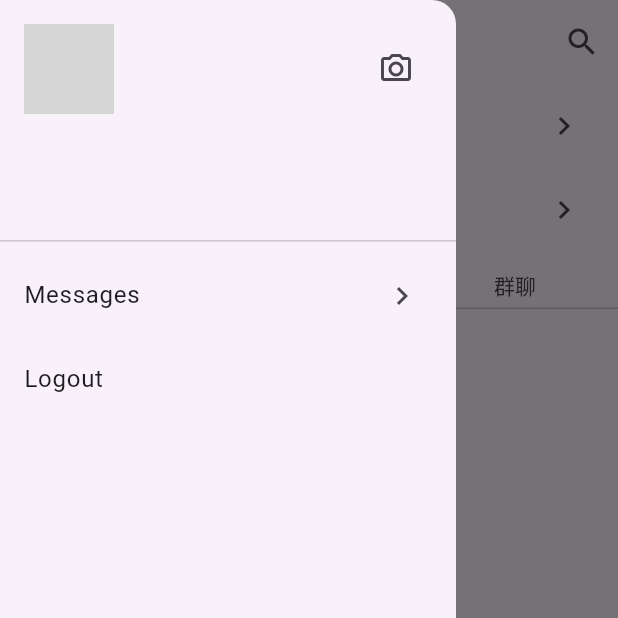
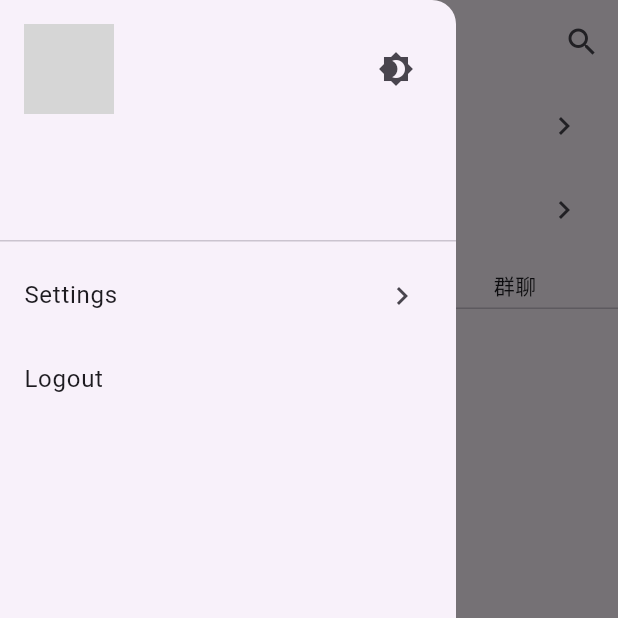
Before and after one commit to qianshipoi/QianShiChat.Client.Flutter, a Flutter app: the HomePage screen opened directly, item 3 of the bottom bar chosen, with the side drawer open, on a phone screen of 412 x 824 dp, the top half of it. Run offline on Flutter 3.47's test engine with Material 2 defaults, Android fonts, the phone set to English and light mode, and no system bars; our stand-ins replace connectivity_plus, dio, get, logger, photo_view, shared_preferences and 1 more; missing offline and left inert: signalr_netcore; accounts and stored records are empty; network calls fail; grey boxes are pictures that could not be loaded.

Commit message:
feat: theme change

```diff
--- a/lib/pages/home/contacts_page.dart
+++ b/lib/pages/home/contacts_page.dart
@@ -103,15 +103,24 @@ class _ContactsPageState extends State<ContactsPage>
                 child: TabBar(
                   controller: _tabController,
                   indicatorSize: TabBarIndicatorSize.label,
-                  tabs: const <Widget>[
+                  tabs: <Widget>[
                     Tab(
-                      child: Text('好友'),
+                      child: Text(
+                        '好友',
+                        style: Theme.of(context).textTheme.bodyMedium,
+                      ),
                     ),
                     Tab(
-                      child: Text('分组'),
+                      child: Text(
+                        '分组',
+                        style: Theme.of(context).textTheme.bodyMedium,
+                      ),
                     ),
                     Tab(
-                      child: Text('群聊'),
+                      child: Text(
+                        '群聊',
+                        style: Theme.of(context).textTheme.bodyMedium,
+                      ),
                     ),
                   ],
                 ))));
--- a/lib/pages/home_page.dart
+++ b/lib/pages/home_page.dart
@@ -10,6 +10,7 @@ import 'package:qianshi_chat/pages/home/message_page.dart';
 import 'package:qianshi_chat/stores/current_user_controller.dart';
 import 'package:qianshi_chat/stores/friends_controller.dart';
 import 'package:qianshi_chat/stores/groups_controller.dart';
+import 'package:qianshi_chat/stores/index_controller.dart';
 import 'package:qianshi_chat/stores/rooms_controller.dart';
 import 'package:qianshi_chat/stores/users_controller.dart';
 import 'package:qianshi_chat/utils/circle_image_painter.dart';
@@ -36,6 +37,7 @@ class _HomePageState extends State<HomePage>
   late Animation<double> _animation;
   final GlobalKey _keyGreen = GlobalKey();
   late Offset _startOffset;
+  final indexController = Get.find<IndexController>();
 
   @override
   void initState() {
@@ -94,7 +96,13 @@ class _HomePageState extends State<HomePage>
 
   Future<void> _switchTheme() async {
     await _captureWidget();
-    Get.changeTheme(Get.isDarkMode ? ThemeData.light() : ThemeData.dark());
+    // Get.changeTheme(Get.isDarkMode ? ThemeData.light() : ThemeData.dark());
+
+    if (indexController.useSystemTheme.value) {
+      indexController.useSystemTheme.value = false;
+    } else {
+      indexController.useDarkTheme.value = !indexController.useDarkTheme.value;
+    }
   }
 
   @override
@@ -117,32 +125,13 @@ class _HomePageState extends State<HomePage>
               child: ListView(
                 padding: EdgeInsets.zero,
                 children: [
-                  DrawerHeader(
-                    child: Container(
-                      alignment: Alignment.topLeft,
-                      child: Row(
-                        mainAxisAlignment: MainAxisAlignment.spaceBetween,
-                        children: [
-                          ClipOval(
-                            child: GetX<CurrentUserController>(
-                              builder: (controller) => Image.network(
-                                controller.current.value!.avatar,
-                                width: 60,
-                                fit: BoxFit.cover,
-                              ),
-                            ),
-                          ),
-                          IconButton(
-                              key: _keyGreen,
-                              onPressed: () => _switchTheme(),
-                              icon: const Icon(Icons.camera_alt_outlined))
-                        ],
-                      ),
-                    ),
-                  ),
-                  const ListTile(
-                    title: Text('Messages'),
-                    trailing: Icon(Icons.keyboard_arrow_right),
+                  _buildDrawerHeader(),
+                  ListTile(
+                    onTap: () {
+                      Get.toNamed('/settings');
+                    },
+                    title: const Text('Settings'),
+                    trailing: const Icon(Icons.keyboard_arrow_right),
                   ),
                   const ListTile(
                     title: Text("Logout"),
@@ -167,6 +156,38 @@ class _HomePageState extends State<HomePage>
     );
   }
 
+  DrawerHeader _buildDrawerHeader() {
+    return DrawerHeader(
+      child: Container(
+        alignment: Alignment.topLeft,
+        child: Row(
+          mainAxisAlignment: MainAxisAlignment.spaceBetween,
+          children: [
+            ClipOval(
+              child: GetX<CurrentUserController>(
+                builder: (controller) => GestureDetector(
+                  onTap: () {
+                    Get.toNamed('/user_profile',
+                        arguments: controller.current.value!.id);
+                  },
+                  child: Image.network(
+                    controller.current.value!.avatar,
+                    width: 60,
+                    fit: BoxFit.cover,
+                  ),
+                ),
+              ),
+            ),
+            IconButton(
+                key: _keyGreen,
+                onPressed: () => _switchTheme(),
+                icon: const Icon(Icons.brightness_4))
+          ],
+        ),
+      ),
+    );
+  }
+
   Widget _buildImageFromBytes() {
     return AnimatedBuilder(
         animation: _animation,
```
Also changed, not shown: lib/main.dart (+6 -1 lines), lib/pages/settings_page.dart (+110 -14 lines), lib/stores/index_controller.dart (added, +49 -0 lines).
